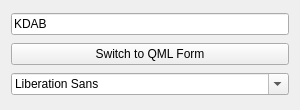
Qt form Blog-projects/Widget-window-in-Qt-Quick-app/fontcontrolswidgetsform.ui (KDABLabs/kdabtv) before a commit.
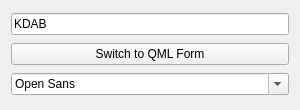
The same form after that commit.

Diff of the .ui file:
```diff
--- a/Blog-projects/Widget-window-in-Qt-Quick-app/fontcontrolswidgetsform.ui
+++ b/Blog-projects/Widget-window-in-Qt-Quick-app/fontcontrolswidgetsform.ui
@@ -29,7 +29,11 @@
     </widget>
    </item>
    <item>
-    <widget class="QFontComboBox" name="fontComboBox"/>
+    <widget class="QFontComboBox" name="fontComboBox">
+     <property name="currentText">
+      <string>Open Sans</string>
+     </property>
+    </widget>
    </item>
   </layout>
  </widget>
```
